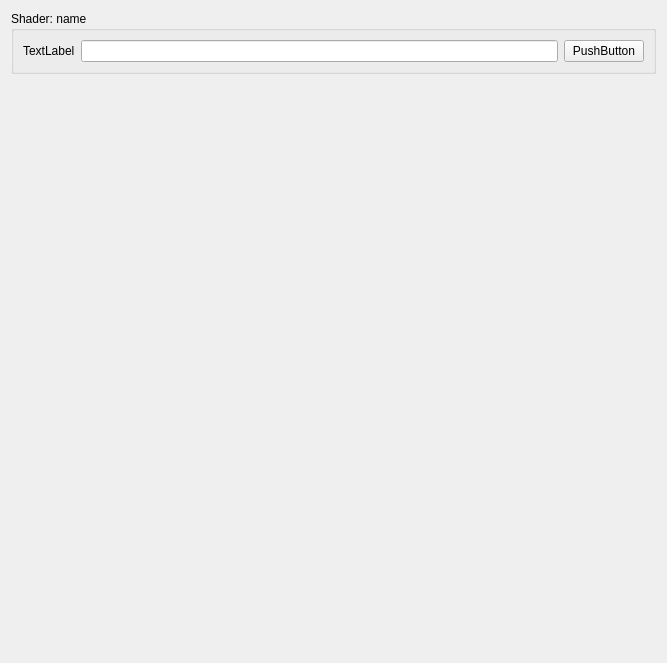
maxon887/Cross, file Editor/Sources/FileProperties.ui: the form before one commit.
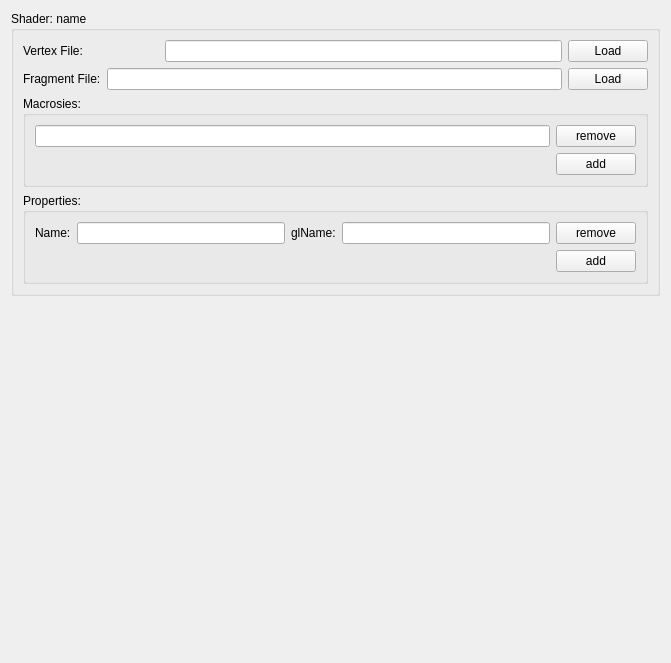
The form after the commit. Custom widgets are drawn as their Qt base class.

Commit message: Shader file property view gui implemented

The edit to the form file:
```diff
--- a/Editor/Sources/FileProperties.ui
+++ b/Editor/Sources/FileProperties.ui
@@ -6,7 +6,7 @@
    <rect>
     <x>0</x>
     <y>0</y>
-    <width>667</width>
+    <width>671</width>
     <height>663</height>
    </rect>
   </property>
@@ -17,7 +17,7 @@
    <item>
     <widget class="ShaderView" name="shaderProperties">
      <property name="sizePolicy">
-      <sizepolicy hsizetype="Preferred" vsizetype="Maximum">
+      <sizepolicy hsizetype="Preferred" vsizetype="Preferred">
        <horstretch>0</horstretch>
        <verstretch>0</verstretch>
       </sizepolicy>
@@ -29,9 +29,27 @@
       <item>
        <layout class="QHBoxLayout" name="horizontalLayout">
         <item>
-         <widget class="QLabel" name="label">
+         <widget class="QLabel" name="vertexLabel">
+          <property name="sizePolicy">
+           <sizepolicy hsizetype="Fixed" vsizetype="Preferred">
+            <horstretch>0</horstretch>
+            <verstretch>0</verstretch>
+           </sizepolicy>
+          </property>
+          <property name="minimumSize">
+           <size>
+            <width>136</width>
+            <height>0</height>
+           </size>
+          </property>
+          <property name="maximumSize">
+           <size>
+            <width>16777215</width>
+            <height>16777215</height>
+           </size>
+          </property>
           <property name="text">
-           <string>TextLabel</string>
+           <string>Vertex File:</string>
           </property>
          </widget>
         </item>
@@ -39,14 +57,182 @@
          <widget class="QLineEdit" name="lineEdit"/>
         </item>
         <item>
-         <widget class="QPushButton" name="pushButton">
+         <widget class="QPushButton" name="vertexBtn">
+          <property name="maximumSize">
+           <size>
+            <width>100</width>
+            <height>31</height>
+           </size>
+          </property>
           <property name="text">
-           <string>PushButton</string>
+           <string>Load</string>
           </property>
          </widget>
         </item>
        </layout>
       </item>
+      <item>
+       <layout class="QHBoxLayout" name="fragmentLayout">
+        <item>
+         <widget class="QLabel" name="fragmentLabel">
+          <property name="text">
+           <string>Fragment File:</string>
+          </property>
+         </widget>
+        </item>
+        <item>
+         <widget class="QLineEdit" name="fragmentBile"/>
+        </item>
+        <item>
+         <widget class="QPushButton" name="fragmentBtn">
+          <property name="maximumSize">
+           <size>
+            <width>100</width>
+            <height>31</height>
+           </size>
+          </property>
+          <property name="text">
+           <string>Load</string>
+          </property>
+         </widget>
+        </item>
+       </layout>
+      </item>
+      <item>
+       <widget class="QGroupBox" name="macrosies">
+        <property name="title">
+         <string>Macrosies:</string>
+        </property>
+        <layout class="QVBoxLayout" name="macrosiesLayout">
+         <item>
+          <layout class="QHBoxLayout" name="macroLayout">
+           <item>
+            <widget class="QLineEdit" name="macro"/>
+           </item>
+           <item>
+            <widget class="QPushButton" name="removeMacroBtn">
+             <property name="maximumSize">
+              <size>
+               <width>100</width>
+               <height>31</height>
+              </size>
+             </property>
+             <property name="text">
+              <string>remove</string>
+             </property>
+            </widget>
+           </item>
+          </layout>
+         </item>
+         <item>
+          <layout class="QHBoxLayout" name="addElementLayout">
+           <item>
+            <spacer name="horizontalSpacer">
+             <property name="orientation">
+              <enum>Qt::Horizontal</enum>
+             </property>
+             <property name="sizeHint" stdset="0">
+              <size>
+               <width>40</width>
+               <height>20</height>
+              </size>
+             </property>
+            </spacer>
+           </item>
+           <item>
+            <widget class="QPushButton" name="addMacroBtn">
+             <property name="maximumSize">
+              <size>
+               <width>100</width>
+               <height>31</height>
+              </size>
+             </property>
+             <property name="text">
+              <string>add</string>
+             </property>
+            </widget>
+           </item>
+          </layout>
+         </item>
+        </layout>
+       </widget>
+      </item>
+      <item>
+       <widget class="QGroupBox" name="properties">
+        <property name="title">
+         <string>Properties:</string>
+        </property>
+        <layout class="QVBoxLayout" name="propertiesLayout">
+         <item>
+          <layout class="QHBoxLayout" name="propertyLayout">
+           <item>
+            <widget class="QLabel" name="nameLabel">
+             <property name="text">
+              <string>Name:</string>
+             </property>
+            </widget>
+           </item>
+           <item>
+            <widget class="QLineEdit" name="propertyName"/>
+           </item>
+           <item>
+            <widget class="QLabel" name="glNameLabel">
+             <property name="text">
+              <string>glName:</string>
+             </property>
+            </widget>
+           </item>
+           <item>
+            <widget class="QLineEdit" name="glName"/>
+           </item>
+           <item>
+            <widget class="QPushButton" name="removePropertyBtn">
+             <property name="maximumSize">
+              <size>
+               <width>100</width>
+               <height>31</height>
+              </size>
+             </property>
+             <property name="text">
+              <string>remove</string>
+             </property>
+            </widget>
+           </item>
+          </layout>
+         </item>
+         <item>
+          <layout class="QHBoxLayout" name="addElementLayout_2">
+           <item>
+            <spacer name="horizontalSpacer_2">
+             <property name="orientation">
+              <enum>Qt::Horizontal</enum>
+             </property>
+             <property name="sizeHint" stdset="0">
+              <size>
+               <width>40</width>
+               <height>20</height>
+              </size>
+             </property>
+            </spacer>
+           </item>
+           <item>
+            <widget class="QPushButton" name="addPropertyBtn">
+             <property name="maximumSize">
+              <size>
+               <width>100</width>
+               <height>31</height>
+              </size>
+             </property>
+             <property name="text">
+              <string>add</string>
+             </property>
+            </widget>
+           </item>
+          </layout>
+         </item>
+        </layout>
+       </widget>
+      </item>
      </layout>
     </widget>
    </item>
```
Left out of the diff: 4 changed lines with no effect on the pictures. The commit also changes 1 other file.
